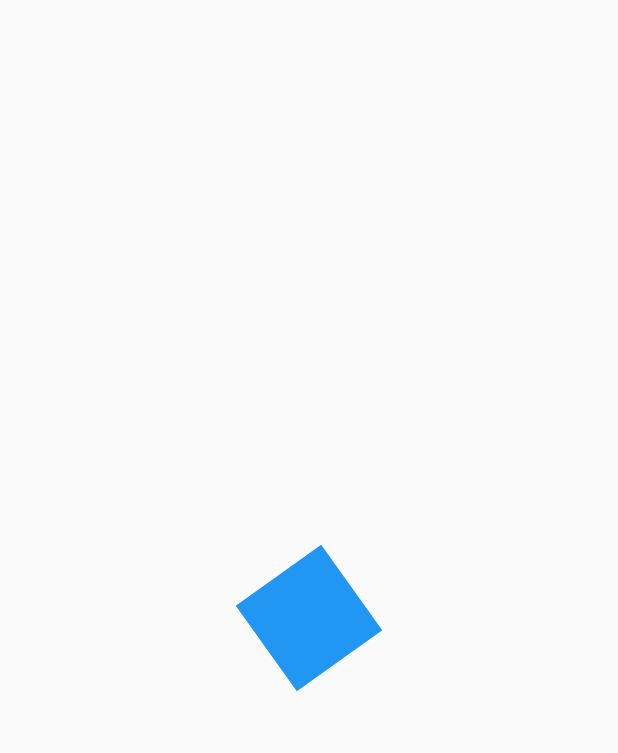
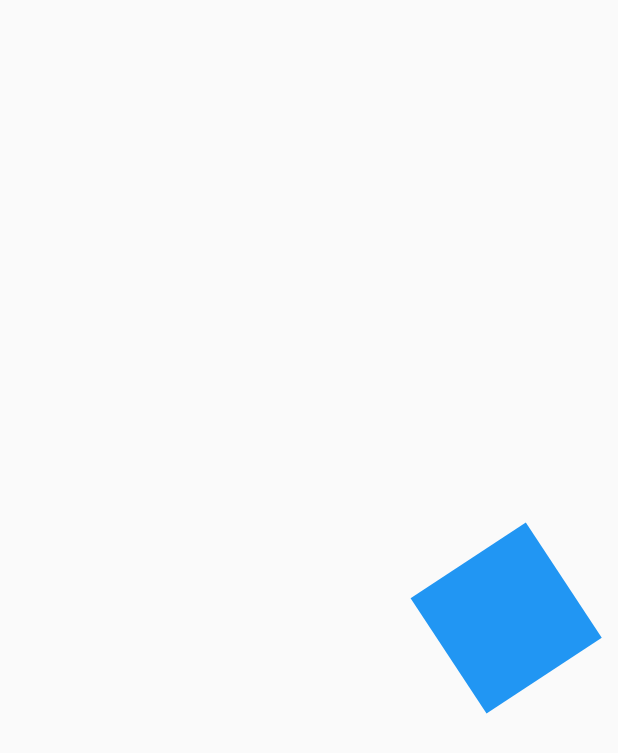
Before and after one commit to IsmarRomero/flutter-disenios-avanzado, a Flutter app: the AnimacionesPage screen opened directly, on a phone screen of 412 x 824 dp. Shown: the top 753 px of the screen. Run offline on Flutter 3.47's test engine with Material 2 defaults, Android fonts, the phone set to English and light mode, and no system bars.

Commit message:
animaciones combinadas

```diff
--- a/lib/main.dart
+++ b/lib/main.dart
@@ -1,5 +1,6 @@
 import 'package:disenios_avanzados/pages/animaciones_page.dart';
 import 'package:disenios_avanzados/pages/headers_page.dart';
+import 'package:disenios_avanzados/retos/cuadrado_animado_page.dart';
 import 'package:flutter/material.dart';
 
 void main() => runApp(MyApp());
@@ -10,7 +11,7 @@ class MyApp extends StatelessWidget {
     return MaterialApp(
       debugShowCheckedModeBanner: false,
       title: 'Diseños App',
-      home: AnimacionesPage()
+      home: CuadradoAnimadoPage()
     );
   }
 }
--- a/lib/pages/animaciones_page.dart
+++ b/lib/pages/animaciones_page.dart
@@ -1,4 +1,5 @@
 import 'package:flutter/material.dart';
+import 'dart:math' as math;
 
 class AnimacionesPage extends StatelessWidget {
   @override
@@ -35,6 +36,10 @@ class _CuadradoAnimadoState extends State<CuadradoAnimado> with SingleTickerProv
 
   // Animaciones
   Animation<double> rotacion;
+  Animation<double> opacidad;
+  Animation<double> moverDerecha;
+  Animation<double> agrandar;
+  Animation<double> opacidadOut;
 
   // Ciclo vida
   @override
@@ -45,8 +50,39 @@ class _CuadradoAnimadoState extends State<CuadradoAnimado> with SingleTickerProv
       duration: Duration(milliseconds: 4000)
     );
 
+
     // Grado de rotacion en tiempo estipulado por animation controller
-    rotacion = Tween(begin: 0.0, end: 2.0).animate(controller);
+    rotacion = Tween(begin: 0.0, end: 2.0 * math.pi).animate(
+      CurvedAnimation(curve: Curves.easeOut, parent: controller)
+    );
+
+    opacidad = Tween(begin: 0.1, end: 1.0).animate(
+      CurvedAnimation(curve: Interval(0, 0.25, curve: Curves.easeOut), parent: controller)
+    );
+
+    opacidadOut = Tween(begin: 0.0, end: 1.0).animate(
+      CurvedAnimation(curve: Interval(0.75, 1, curve: Curves.easeOut), parent: controller)
+    );
+
+
+    moverDerecha = Tween(begin: 0.0, end: 200.0).animate(
+      CurvedAnimation(curve: Curves.easeOut, parent: controller)
+    );
+
+     agrandar = Tween(begin: 0.0, end: 2.0).animate(
+      CurvedAnimation(curve: Curves.easeOut, parent: controller)
+    );
+
+
+    controller.addListener(() {
+      if ( controller.status == AnimationStatus.completed){
+         controller.repeat();
+        // controller.reset();
+      }
+      // } else if (controller.status == AnimationStatus.dismissed) {
+      //   controller.forward();
+      // }
+    });
 
     super.initState();
   }
@@ -63,12 +99,19 @@ class _CuadradoAnimadoState extends State<CuadradoAnimado> with SingleTickerProv
     controller.forward();
     return AnimatedBuilder(
       animation: controller,
-      // child: _Rectangulo(),
+      child: _Rectangulo(),
       builder: (BuildContext context, Widget child) {
 
-        return Transform.rotate(
-          angle: rotacion.value,
-          child: _Rectangulo());
+        return Transform.translate(
+          offset: Offset(moverDerecha.value, 0),
+           child: Transform.rotate(
+            angle: rotacion.value,
+            child: Opacity(
+              opacity:  opacidad.value - opacidadOut.value,
+              child: Transform.scale(
+                scale: agrandar.value,
+                child: child),)),
+        );
 
       },
   );
```
Also changed, not shown: lib/retos/cuadrado_animado_page.dart (added, +89 -0 lines), lib/pages/circular_progress_page.dart (added).
